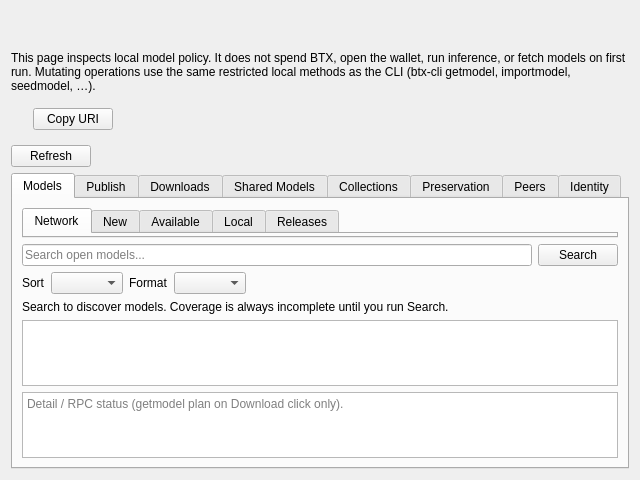
Before: the Qt Designer form src/qt/forms/modelnetpage.ui in MendeMatthias/btx-upstream, drawn with Qt 5.
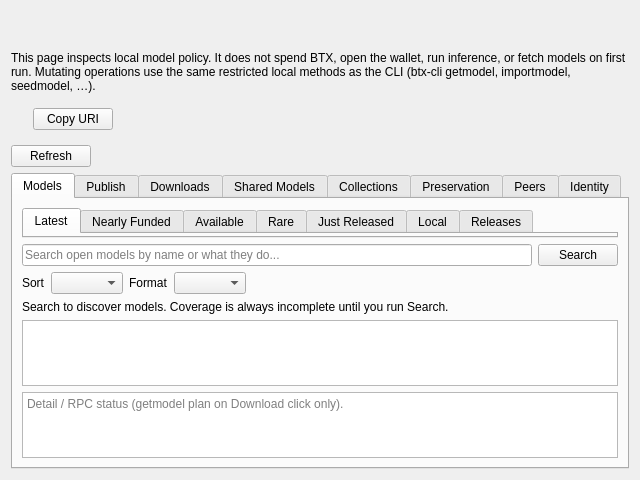
After: the same form once the commit is applied.

Commit message:
Expose the open-model economy in search, feed, and directory cards.
Search demand can now find pre-release campaigns with pledged-vs-funded math, SHA-256 hashlock terms, and one-click fund/download actions without reverse-engineering release RPCs. New records sign BTX/ModelSearchRecord/v2 so descriptions and static campaign terms cannot be swapped in transit.

Diff of the .ui file:
```diff
--- a/src/qt/forms/modelnetpage.ui
+++ b/src/qt/forms/modelnetpage.ui
@@ -127,12 +127,12 @@
          </property>
          <widget class="QWidget" name="tabScopeNetwork">
           <attribute name="title">
-           <string>Network</string>
+           <string>Latest</string>
           </attribute>
          </widget>
          <widget class="QWidget" name="tabScopeNew">
           <attribute name="title">
-           <string>New</string>
+           <string>Nearly Funded</string>
           </attribute>
          </widget>
          <widget class="QWidget" name="tabScopeAvailable">
@@ -140,6 +140,16 @@
            <string>Available</string>
           </attribute>
          </widget>
+         <widget class="QWidget" name="tabScopeRare">
+          <attribute name="title">
+           <string>Rare</string>
+          </attribute>
+         </widget>
+         <widget class="QWidget" name="tabScopeJustReleased">
+          <attribute name="title">
+           <string>Just Released</string>
+          </attribute>
+         </widget>
          <widget class="QWidget" name="tabScopeLocal">
           <attribute name="title">
            <string>Local</string>
@@ -157,7 +167,7 @@
          <item>
           <widget class="QLineEdit" name="searchLineEdit">
            <property name="placeholderText">
-            <string>Search open models...</string>
+            <string>Search open models by name or what they do...</string>
            </property>
            <property name="clearButtonEnabled">
             <bool>true</bool>
```
The commit also changes 43 other files.
